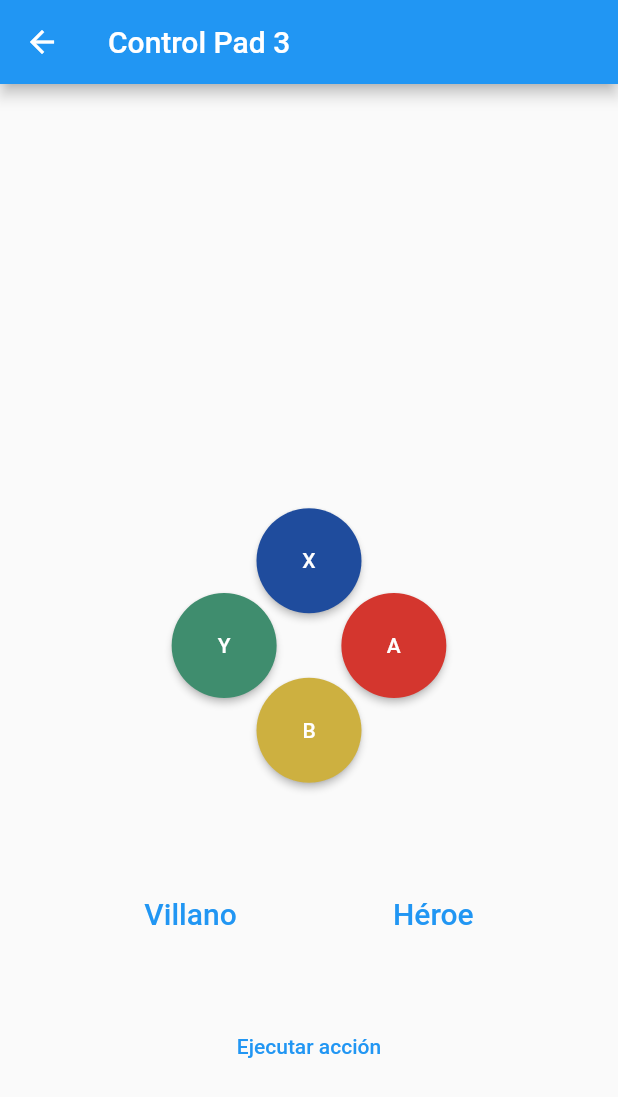
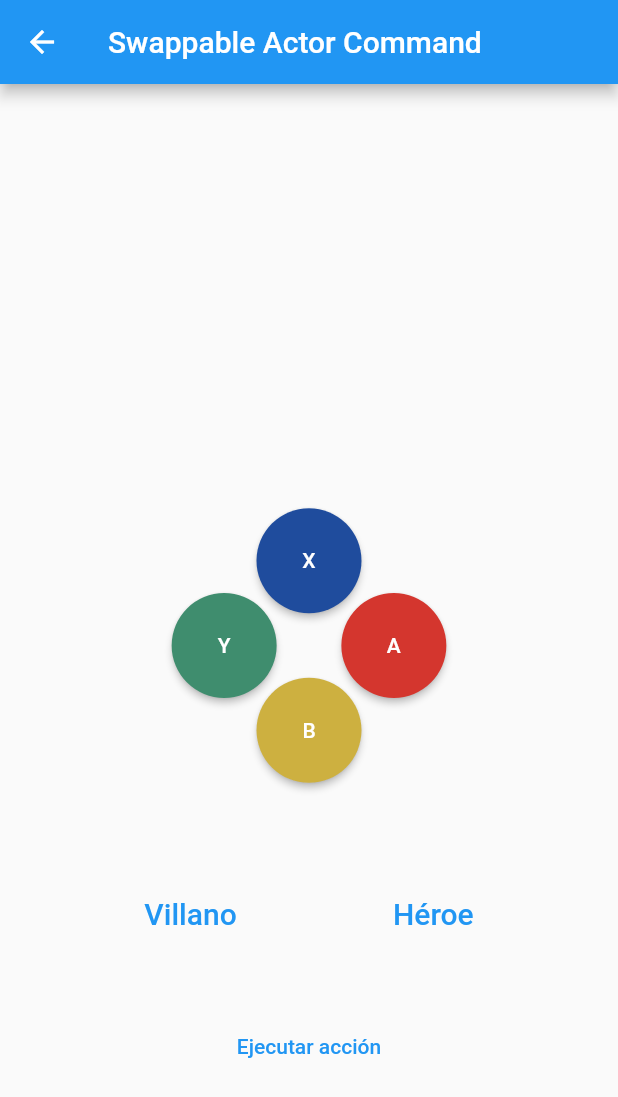
Before and after one commit to TKMonkey/command_pattern, a Flutter app: the ThirdMainScreen screen opened directly, on a phone screen of 412 x 824 dp. Shown: the top 1097 px of the screen. Run offline on Flutter 3.47's test engine with Material 2 defaults, Android fonts, the phone set to English and light mode, and no system bars.

Commit message:
feat: add screen name in app bar

```diff
--- a/lib/1/wired_main_screen.dart
+++ b/lib/1/wired_main_screen.dart
@@ -14,7 +14,7 @@ class _FirstMainScreenState extends State<FirstMainScreen> {
   Widget build(BuildContext context) {
     return Scaffold(
       appBar: AppBar(
-        title: const Text("Control Pad 1"),
+        title: const Text("Hard-wired Command"),
       ),
       body: Center(
         child: Column(
--- a/lib/2/swappable_main_screen.dart
+++ b/lib/2/swappable_main_screen.dart
@@ -42,7 +42,7 @@ class _SecondScreenState extends State<SecondMainScreen> {
   Widget build(BuildContext context) {
     return Scaffold(
       appBar: AppBar(
-        title: const Text("Control Pad 2"),
+        title: const Text("Swappable Command"),
       ),
       body: Center(
         child: Column(
--- a/lib/3/parameterized_main_screen.dart
+++ b/lib/3/parameterized_main_screen.dart
@@ -42,7 +42,7 @@ class _ThirdScreenState extends State<ThirdMainScreen> {
   Widget build(BuildContext context) {
     return Scaffold(
       appBar: AppBar(
-        title: const Text("Control Pad 3"),
+        title: const Text("Swappable Actor Command"),
       ),
       body: Center(
         child: Column(
--- a/lib/4/replayable_main_screen.dart
+++ b/lib/4/replayable_main_screen.dart
@@ -42,7 +42,7 @@ class _FourthScreenState extends State<FourthMainScreen> {
   Widget build(BuildContext context) {
     return Scaffold(
       appBar: AppBar(
-        title: const Text("Control Pad 4"),
+        title: const Text("Replayable Command"),
       ),
       body: Center(
         child: Column(
--- a/lib/5/undoable_main_screen.dart
+++ b/lib/5/undoable_main_screen.dart
@@ -42,7 +42,7 @@ class _FifthScreenState extends State<FifthMainScreen> {
   Widget build(BuildContext context) {
     return Scaffold(
       appBar: AppBar(
-        title: const Text("Control Pad 5"),
+        title: const Text("Undoable Command"),
       ),
       body: Center(
         child: Column(
```
